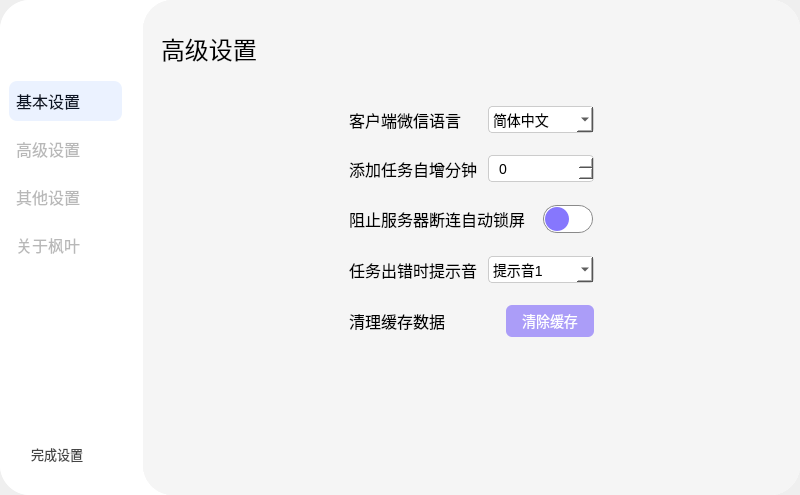
Old version of the form Ui_SettingWindow.ui in the repository YangShengzhou03/LeafAutoFly.
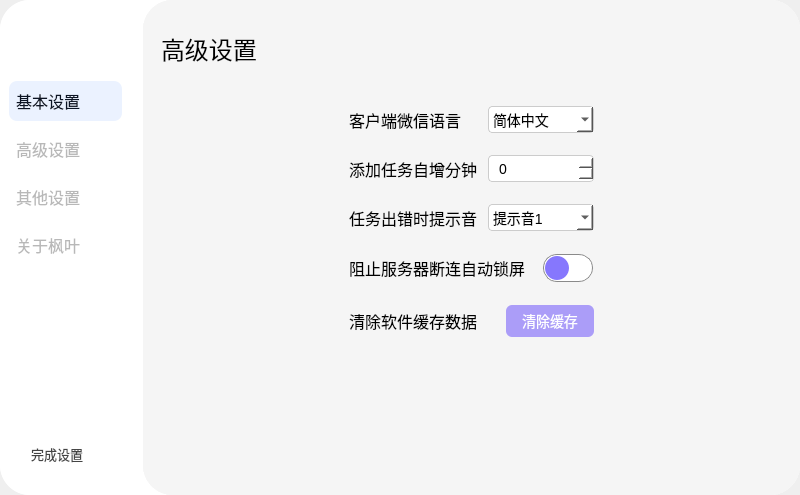
New version of the form. The open tabs and pages were chosen to show the change. Icons and pictures are not drawn.

Patch:
```diff
--- a/Ui_SettingWindow.ui
+++ b/Ui_SettingWindow.ui
@@ -1017,7 +1017,7 @@
                 <property name="frameShadow">
                  <enum>QFrame::Raised</enum>
                 </property>
-                <layout class="QVBoxLayout" name="verticalLayout_4" stretch="0,1,1,1,1,1,0">
+                <layout class="QVBoxLayout" name="verticalLayout_4" stretch="0,1,1,0,1,1,0">
                  <property name="spacing">
                   <number>22</number>
                  </property>
@@ -1219,97 +1219,6 @@
                    </item>
                   </layout>
                  </item>
-                 <item>
-                  <layout class="QHBoxLayout" name="horizontalLayout_29" stretch="1,0">
-                   <property name="spacing">
-                    <number>0</number>
-                   </property>
-                   <property name="leftMargin">
-                    <number>188</number>
-                   </property>
-                   <property name="rightMargin">
-                    <number>188</number>
-                   </property>
-                   <item>
-                    <widget class="QLabel" name="label_openmore">
-                     <property name="font">
-                      <font>
-                       <pointsize>12</pointsize>
-                      </font>
-                     </property>
-                     <property name="styleSheet">
-                      <string notr="true">QLabel {
-    color: rgb(0, 0, 0);
-}</string>
-                     </property>
-                     <property name="text">
-                      <string>阻止服务器断连自动锁屏</string>
-                     </property>
-                    </widget>
-                   </item>
-                   <item>
-                    <widget class="QCheckBox" name="checkBox_sever">
-                     <property name="minimumSize">
-                      <size>
-                       <width>52</width>
-                       <height>30</height>
-                      </size>
-                     </property>
-                     <property name="maximumSize">
-                      <size>
-                       <width>52</width>
-                       <height>30</height>
-                      </size>
-                     </property>
-                     <property name="font">
-                      <font>
-                       <pointsize>12</pointsize>
-                      </font>
-                     </property>
-                     <property name="styleSheet">
-                      <string notr="true">QCheckBox {
-    width: 18px;
-    height: 14px;
-    margin: 1px;
-    border-radius: 14px;
-    padding: 0;
-    border: 1px solid #8a8a8a;
-}
-
-QCheckBox::indicator {
-    width: 24px;
-    height: 24px;
-    border-radius: 12px;
-    box-shadow: 0px 2px 5px 0px rgba(0, 0, 0, 0.3);
-    position: absolute;
-    top: 1px;
-}
-
-QCheckBox:unchecked {
-    background-color: white;
-}
-
-QCheckBox:checked {
-    background-color: qradialgradient(cx:0.5, cy:0.5, radius:1, fx:0.5, fy:0.5, stop:0.66 rgba(134, 119, 253, 255), stop:1 rgba(119, 111, 252, 255));
-}
-
-QCheckBox::indicator:unchecked {
-    background: qradialgradient(cx:0.5, cy:0.5, radius:1, fx:0.5, fy:0.5, stop:0.66 rgba(134, 119, 253, 255), stop:1 rgba(119, 111, 252, 255));
-    left: 1px;
-}
-
-QCheckBox::indicator:checked {
-    background-color: white;
-    left: 24px;
-}</string>
-                     </property>
-                     <property name="text">
-                      <string/>
-                     </property>
-                    </widget>
-                   </item>
-                  </layout>
-                 </item>
                  <item>
                   <layout class="QHBoxLayout" name="horizontalLayout_7" stretch="1,1">
                    <property name="spacing">
@@ -1405,6 +1314,112 @@
                    </item>
                   </layout>
                  </item>
+                 <item>
+                  <layout class="QHBoxLayout" name="horizontalLayout_29" stretch="1,0">
+                   <property name="spacing">
+                    <number>0</number>
+                   </property>
+                   <property name="leftMargin">
+                    <number>188</number>
+                   </property>
+                   <property name="rightMargin">
+                    <number>188</number>
+                   </property>
+                   <item>
+                    <widget class="QLabel" name="label_openmore">
+                     <property name="font">
+                      <font>
+                       <pointsize>12</pointsize>
+                      </font>
+                     </property>
+                     <property name="styleSheet">
+                      <string notr="true">QLabel {
+    color: rgb(0, 0, 0);
+}</string>
+                     </property>
+                     <property name="text">
+                      <string>阻止服务器断连自动锁屏</string>
+                     </property>
+                    </widget>
+                   </item>
+                   <item>
+                    <widget class="QCheckBox" name="checkBox_sever">
+                     <property name="minimumSize">
+                      <size>
+                       <width>52</width>
+                       <height>30</height>
+                      </size>
+                     </property>
+                     <property name="maximumSize">
+                      <size>
+                       <width>52</width>
+                       <height>30</height>
+                      </size>
+                     </property>
+                     <property name="font">
+                      <font>
+                       <pointsize>12</pointsize>
+                      </font>
+                     </property>
+                     <property name="styleSheet">
+                      <string notr="true">QCheckBox {
+    width: 18px;
+    height: 14px;
+    margin: 1px;
+    border-radius: 14px;
+    padding: 0;
+    border: 1px solid #8a8a8a;
+}
+
+QCheckBox::indicator {
+    width: 24px;
+    height: 24px;
+    border-radius: 12px;
+    box-shadow: 0px 2px 5px 0px rgba(0, 0, 0, 0.3);
+    position: absolute;
+    top: 1px;
+}
+
+QCheckBox:unchecked {
+    background-color: white;
+}
+
+QCheckBox:checked {
+    background-color: qradialgradient(cx:0.5, cy:0.5, radius:1, fx:0.5, fy:0.5, stop:0.66 rgba(134, 119, 253, 255), stop:1 rgba(119, 111, 252, 255));
+}
+
+QCheckBox::indicator:unchecked {
+    background: qradialgradient(cx:0.5, cy:0.5, radius:1, fx:0.5, fy:0.5, stop:0.66 rgba(134, 119, 253, 255), stop:1 rgba(119, 111, 252, 255));
+    left: 1px;
+}
+
+QCheckBox::indicator:checked {
+    background-color: white;
+    left: 24px;
+}
+
+QCheckBox:disabled {
+    border-color: #cccccc;
+    background-color: #f0f0f0;
+}
+
+QCheckBox::indicator:disabled:unchecked {
+    background: #a0a0a0;
+    box-shadow: none;
+}
+
+QCheckBox::indicator:disabled:checked {
+    background-color: #a0a0a0;
+    box-shadow: none;
+}    </string>
+                     </property>
+                     <property name="text">
+                      <string/>
+                     </property>
+                    </widget>
+                   </item>
+                  </layout>
+                 </item>
                  <item>
                   <layout class="QHBoxLayout" name="horizontalLayout_8" stretch="1,0">
                    <property name="spacing">
@@ -1429,7 +1444,7 @@
 }</string>
                      </property>
                      <property name="text">
-                      <string>清理缓存数据</string>
+                      <string>清除软件缓存数据</string>
                      </property>
                     </widget>
                    </item>
```
Left out of the diff: 87 changed lines with no effect on the pictures.
